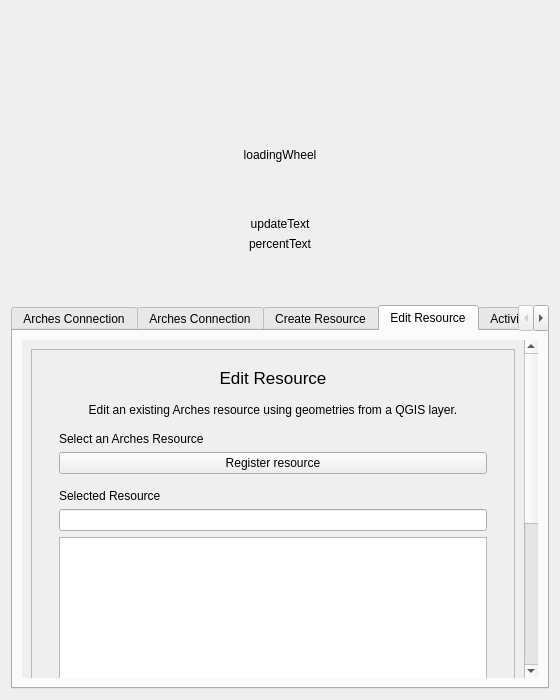
Qt form arches_project/ui/arches_project_dialog_base.ui (archesproject/arches-qgis) before a commit.
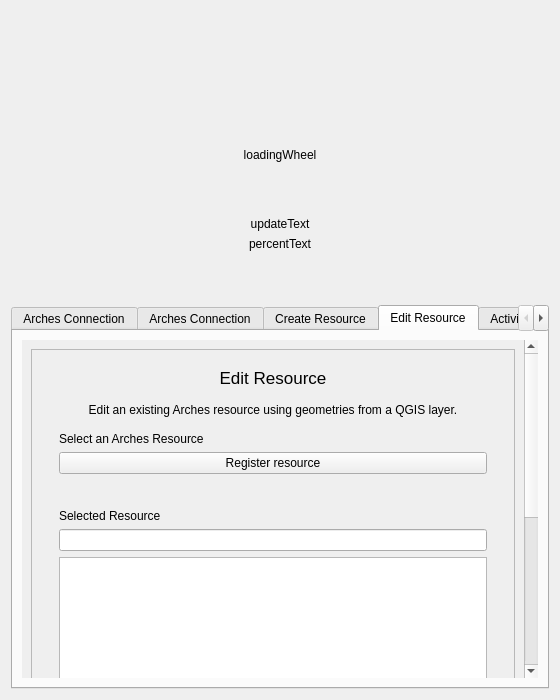
The same form after that commit. Icons and pictures are not drawn. Custom widgets are drawn as their Qt base class.

Commit message: Connection for register feature button

The edit to the form file:
```diff
--- a/arches_project/ui/arches_project_dialog_base.ui
+++ b/arches_project/ui/arches_project_dialog_base.ui
@@ -1069,9 +1069,9 @@
           <property name="geometry">
            <rect>
             <x>0</x>
-            <y>-208</y>
+            <y>0</y>
             <width>495</width>
-            <height>755</height>
+            <height>782</height>
            </rect>
           </property>
           <layout class="QVBoxLayout" name="verticalLayout_13">
@@ -1176,6 +1176,52 @@
                </widget>
               </item>
               <item>
+               <widget class="QFrame" name="editResRegisterResMessageFrame">
+                <property name="frameShape">
+                 <enum>QFrame::NoFrame</enum>
+                </property>
+                <property name="frameShadow">
+                 <enum>QFrame::Raised</enum>
+                </property>
+                <layout class="QVBoxLayout" name="verticalLayout_26">
+                 <property name="topMargin">
+                  <number>0</number>
+                 </property>
+                 <property name="bottomMargin">
+                  <number>0</number>
+                 </property>
+                 <item>
+                  <widget class="QLabel" name="editResRegisterResMessageLabel">
+                   <property name="text">
+                    <string/>
+                   </property>
+                  </widget>
+                 </item>
+                </layout>
+               </widget>
+              </item>
+              <item>
+               <widget class="QFrame" name="editResOperationFrame">
+                <property name="frameShape">
+                 <enum>QFrame::NoFrame</enum>
+                </property>
+                <property name="frameShadow">
+                 <enum>QFrame::Raised</enum>
+                </property>
+                <layout class="QVBoxLayout" name="verticalLayout_48">
+                 <property name="leftMargin">
+                  <number>0</number>
+                 </property>
+                 <property name="topMargin">
+                  <number>0</number>
+                 </property>
+                 <property name="rightMargin">
+                  <number>0</number>
+                 </property>
+                 <property name="bottomMargin">
+                  <number>0</number>
+                 </property>
+                 <item>
                <widget class="QFrame" name="editResSelectedResFrame">
                 <property name="frameShape">
                  <enum>QFrame::NoFrame</enum>
@@ -1320,7 +1366,7 @@
                 <property name="frameShadow">
                  <enum>QFrame::Plain</enum>
                 </property>
-                <layout class="QVBoxLayout" name="verticalLayout_26">
+                   <layout class="QVBoxLayout" name="verticalLayout_51">
                  <property name="topMargin">
                   <number>0</number>
                  </property>
@@ -1341,6 +1387,9 @@
                    <property name="textInteractionFlags">
                     <set>Qt::LinksAccessibleByKeyboard|Qt::LinksAccessibleByMouse</set>
                    </property>
+                     </widget>
+                    </item>
+                   </layout>
                   </widget>
                  </item>
                 </layout>
```
Lines whose indentation alone changed are shown as unchanged. The commit also changes 4 other files.
